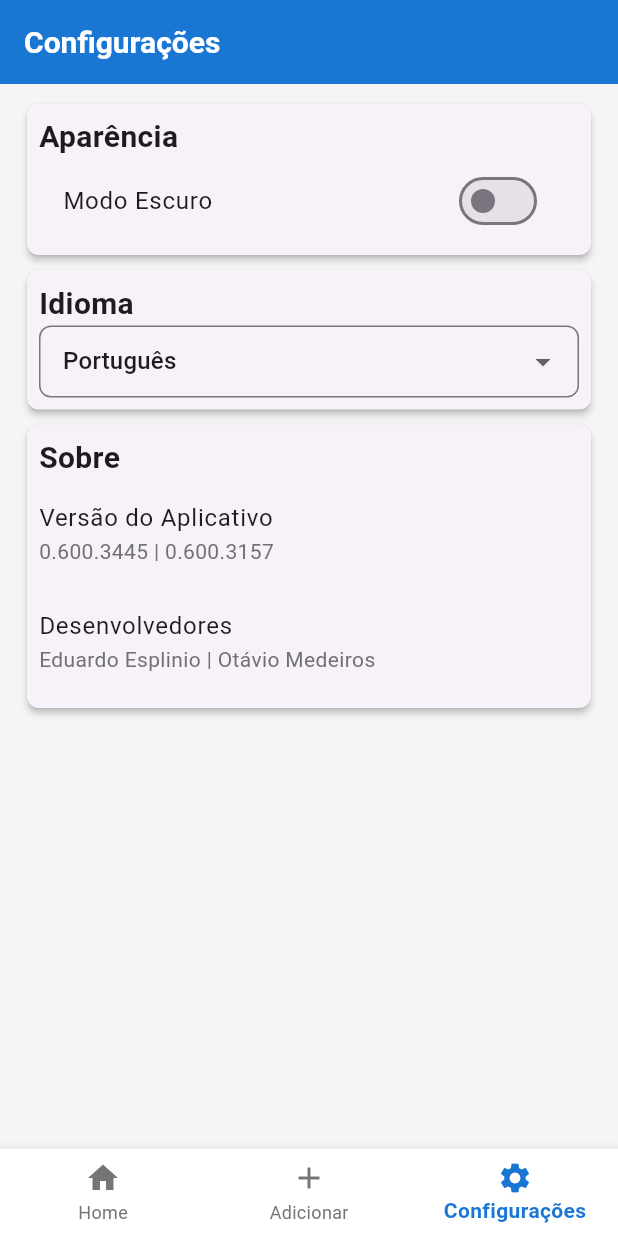
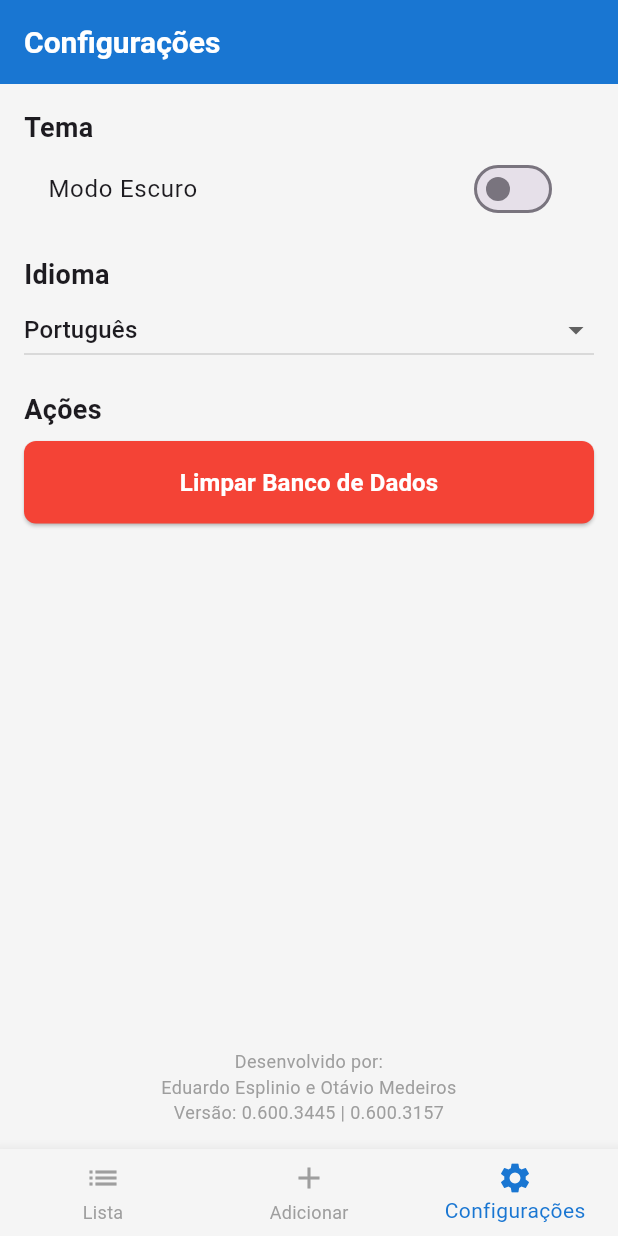
Before and after one commit to otavioms/lista_de_livros_app, a Flutter app: the screen it shows after launch, item 3 of the bottom bar chosen, on a phone screen of 412 x 824 dp. Run offline on Flutter 3.47's test engine with Material 3 defaults, Android fonts, the phone set to English and light mode, and no system bars; our stand-ins replace image_picker, sqflite; accounts and stored records are empty.

Commit message:
Ajustanco inserção no banco dedados

```diff
--- a/lib/controles/controle_cadastro_livro.dart
+++ b/lib/controles/controle_cadastro_livro.dart
@@ -1,6 +1,7 @@
 import 'package:lista_de_livros/banco_dados/dicionario_dados.dart';
 import 'package:lista_de_livros/entidades/entidade.dart';
 import 'package:lista_de_livros/entidades/livro.dart';
+import 'package:lista_de_livros/banco_dados/acesso_banco_dados.dart';
 import 'controle_cadastro.dart';
 
 class ControleCadastroLivro extends ControleCadastro {
@@ -38,4 +39,10 @@ class ControleCadastroLivro extends ControleCadastro {
     final entidade = await super.selecionar(id);
     return entidade as Livro?;
   }
+
+  Future<void> limparTabela() async {
+    final bancoDados = await AcessoBancoDados().bancoDados;
+    await bancoDados.delete(tabela);
+    await emitirLista();
+  }
 }
--- a/lib/entidades/livro.dart
+++ b/lib/entidades/livro.dart
@@ -3,28 +3,30 @@ import 'package:lista_de_livros/banco_dados/dicionario_dados.dart';
 
 class Livro implements Entidade {
   @override
-  int identificador;
+  late int identificador;
 
   String nome;
   String autor;
   String? caminhoImagem;
 
-  Livro(this.identificador, {required this.nome, required this.autor, this.caminhoImagem});
+  Livro(int? identificador, {required this.nome, required this.autor, this.caminhoImagem}) {
+    this.identificador = identificador ?? 0; // Para compatibilidade, mas não será usado no insert
+  }
 
   Livro.criarDeMapa(Map<String, dynamic> mapaEntidade)
-      : identificador = mapaEntidade[DicionarioDados.idLivro],
+      : identificador = mapaEntidade[DicionarioDados.idLivro] ?? 0,
         nome = mapaEntidade[DicionarioDados.nome],
         autor = mapaEntidade[DicionarioDados.autor],
         caminhoImagem = mapaEntidade[DicionarioDados.caminhoImagem];
 
   @override
   Map<String, dynamic> converterParaMapa() {
-    return {
-      DicionarioDados.idLivro: identificador,
+    final mapa = {
       DicionarioDados.nome: nome,
       DicionarioDados.autor: autor,
       DicionarioDados.caminhoImagem: caminhoImagem,
     };
+    return mapa;
   }
 
   @override
--- a/lib/paginas/pagina_cadastro_livro.dart
+++ b/lib/paginas/pagina_cadastro_livro.dart
@@ -71,7 +71,7 @@ class _PaginaCadastroLivroState extends State<PaginaCadastroLivro> {
 
     try {
       final livro = Livro(
-        widget.livro?.identificador ?? 0,
+        widget.livro?.identificador, // Passa null para novos livros
         nome: _nomeController.text,
         autor: _autorController.text,
         caminhoImagem: _imagem?.path,
@@ -79,12 +79,9 @@ class _PaginaCadastroLivroState extends State<PaginaCadastroLivro> {
 
       if (widget.livro == null) {
         await _controle.inserir(livro);
-        debugPrint('Livro inserido: ${livro.nome}');
       } else {
         await _controle.atualizar(livro);
-        debugPrint('Livro atualizado: ${livro.nome}');
       }
-
       if (widget.onSave != null) {
         widget.onSave!(livro);
       }
@@ -99,8 +96,6 @@ class _PaginaCadastroLivroState extends State<PaginaCadastroLivro> {
       ScaffoldMessenger.of(context).showSnackBar(
         const SnackBar(content: Text('Livro salvo com sucesso!')),
       );
-
-      // Não usamos Navigator.pop(), pois a página está no IndexedStack
     } catch (e) {
       debugPrint('Erro ao salvar livro: $e');
       ScaffoldMessenger.of(context).showSnackBar(
--- a/lib/paginas/pagina_configuracoes.dart
+++ b/lib/paginas/pagina_configuracoes.dart
@@ -1,14 +1,19 @@
 import 'package:flutter/material.dart';
+import '../controles/controle_cadastro_livro.dart';
+import 'pagina_principal.dart';
 
 class PaginaConfiguracoes extends StatefulWidget {
+  const PaginaConfiguracoes({Key? key}) : super(key: key);
+
   @override
   _PaginaConfiguracoesState createState() => _PaginaConfiguracoesState();
 }
 
 class _PaginaConfiguracoesState extends State<PaginaConfiguracoes> {
-  bool _darkMode = false;
-  String _selectedLanguage = 'Português';
-  final List<String> _languages = ['Português', 'English', 'Español'];
+  bool _isDarkMode = false;
+  String _idiomaSelecionado = 'Português';
+  final List<String> _idiomas = ['Português', 'Inglês', 'Espanhol'];
+  final ControleCadastroLivro _controle = ControleCadastroLivro();
 
   @override
   Widget build(BuildContext context) {
@@ -23,150 +28,141 @@ class _PaginaConfiguracoesState extends State<PaginaConfiguracoes> {
           fontWeight: FontWeight.bold,
         ),
       ),
-      body: ListView(
-        padding: const EdgeInsets.all(8.0),
-        children: [
-          Card(
-            elevation: 2,
-            shape: RoundedRectangleBorder(
-              borderRadius: BorderRadius.circular(8),
-            ),
-            margin: const EdgeInsets.symmetric(horizontal: 10, vertical: 5),
-            child: Padding(
-              padding: const EdgeInsets.all(8.0),
+      body: Padding(
+        padding: const EdgeInsets.all(16.0),
         child: Column(
           crossAxisAlignment: CrossAxisAlignment.start,
           children: [
             const Text(
-                    'Aparência',
+              'Tema',
               style: TextStyle(
-                      fontSize: 20,
+                fontSize: 18,
                 fontWeight: FontWeight.bold,
                 fontFamily: 'Roboto',
               ),
             ),
             SwitchListTile(
-                    title: const Text(
-                      'Modo Escuro',
-                      style: TextStyle(
-                        fontSize: 16,
-                        fontFamily: 'Roboto',
-                      ),
-                    ),
-                    value: _darkMode,
-                    activeColor: const Color(0xFF1976D2),
+              title: const Text('Modo Escuro'),
+              value: _isDarkMode,
               onChanged: (bool value) {
                 setState(() {
-                        _darkMode = value;
+                  _isDarkMode = value;
                 });
               },
+              activeColor: const Color(0xFF1976D2),
             ),
-                ],
-              ),
-            ),
-          ),
-          Card(
-            elevation: 2,
-            shape: RoundedRectangleBorder(
-              borderRadius: BorderRadius.circular(8),
-            ),
-            margin: const EdgeInsets.symmetric(horizontal: 10, vertical: 5),
-            child: Padding(
-              padding: const EdgeInsets.all(8.0),
-              child: Column(
-                crossAxisAlignment: CrossAxisAlignment.start,
-                children: [
+            const SizedBox(height: 16),
             const Text(
               'Idioma',
               style: TextStyle(
-                      fontSize: 20,
+                fontSize: 18,
                 fontWeight: FontWeight.bold,
                 fontFamily: 'Roboto',
               ),
             ),
-                  DropdownButtonFormField<String>(
-                    value: _selectedLanguage,
-                    decoration: InputDecoration(
-                      border: OutlineInputBorder(
-                        borderRadius: BorderRadius.circular(8),
+            DropdownButton<String>(
+              value: _idiomaSelecionado,
+              isExpanded: true,
+              items: _idiomas.map((String idioma) {
+                return DropdownMenuItem<String>(
+                  value: idioma,
+                  child: Text(idioma),
+                );
+              }).toList(),
+              onChanged: (String? novoValor) {
+                setState(() {
+                  _idiomaSelecionado = novoValor!;
+                });
+              },
             ),
-                      contentPadding: const EdgeInsets.symmetric(horizontal: 12, vertical: 8),
-                    ),
-                    items: _languages.map((String language) {
-                      return DropdownMenuItem<String>(
-                        value: language,
-                        child: Text(
-                          language,
-                          style: const TextStyle(
-                            fontSize: 16,
+            const SizedBox(height: 16),
+            const Text(
+              'Ações',
+              style: TextStyle(
+                fontSize: 18,
+                fontWeight: FontWeight.bold,
                 fontFamily: 'Roboto',
               ),
             ),
+            const SizedBox(height: 8),
+            SizedBox(
+              width: double.infinity,
+              child: ElevatedButton(
+                onPressed: () {
+                  showDialog(
+                    context: context,
+                    builder: (BuildContext context) {
+                      return AlertDialog(
+                        title: const Text('Limpar Banco de Dados'),
+                        content: const Text('Tem certeza que deseja limpar todos os livros? Esta ação não pode ser desfeita.'),
+                        actions: [
+                          TextButton(
+                            child: const Text('Cancelar'),
+                            onPressed: () {
+                              Navigator.of(context).pop();
+                            },
+                          ),
+                          TextButton(
+                            child: const Text('Limpar', style: TextStyle(color: Colors.red)),
+                            onPressed: () async {
+                              try {
+                                await _controle.limparTabela();
+                                Navigator.of(context).pop(); // Fecha o diálogo
+                                // Volta para a PaginaPrincipal e define a aba da lista
+                                Navigator.popUntil(
+                                  context,
+                                      (route) => route.isFirst, // Retorna até a primeira rota (PaginaPrincipal)
                                 );
-                    }).toList(),
-                    onChanged: (String? newValue) {
-                      if (newValue != null) {
-                        setState(() {
-                          _selectedLanguage = newValue;
+                                // Define a aba da lista como ativa
+                                final paginaPrincipalState = context.findAncestorStateOfType<PaginaPrincipalState>();
+                                if (paginaPrincipalState != null) {
+                                  paginaPrincipalState.setState(() {
+                                    paginaPrincipalState.currentIndex = 0; // Aba da lista
                                   });
+                                }
+                                ScaffoldMessenger.of(context).showSnackBar(
+                                  const SnackBar(content: Text('Banco de dados limpo com sucesso!')),
+                                );
+                              } catch (e) {
+                                debugPrint('Erro ao limpar banco: $e');
+                                ScaffoldMessenger.of(context).showSnackBar(
+                                  SnackBar(content: Text('Erro ao limpar banco: $e')),
+                                );
+                                Navigator.of(context).pop();
                               }
                             },
                           ),
                         ],
+                      );
+                    },
+                  );
+                },
+                style: ElevatedButton.styleFrom(
+                  backgroundColor: Colors.red,
+                  foregroundColor: Colors.white,
+                  padding: const EdgeInsets.symmetric(vertical: 16),
+                  shape: RoundedRectangleBorder(
+                    borderRadius: BorderRadius.circular(8),
+                  ),
+                ),
+                child: const Text(
+                  'Limpar Banco de Dados',
+                  style: TextStyle(
+                    fontSize: 16,
+                    fontFamily: 'Roboto',
+                    fontWeight: FontWeight.bold,
                   ),
                 ),
               ),
-          Card(
-            elevation: 2,
-            shape: RoundedRectangleBorder(
-              borderRadius: BorderRadius.circular(8),
             ),
-            margin: const EdgeInsets.symmetric(horizontal: 10, vertical: 5),
-            child: Padding(
-              padding: const EdgeInsets.all(8.0),
-              child: Column(
-                crossAxisAlignment: CrossAxisAlignment.start,
-                children: [
-                  const Text(
-                    'Sobre',
+            const Spacer(),
+            const Center(
+              child: Text(
+                'Desenvolvido por:\nEduardo Esplinio e Otávio Medeiros\nVersão: 0.600.3445 | 0.600.3157',
+                textAlign: TextAlign.center,
                 style: TextStyle(
-                      fontSize: 20,
-                      fontWeight: FontWeight.bold,
-                      fontFamily: 'Roboto',
-                    ),
-                  ),
-                  ListTile(
-                    contentPadding: EdgeInsets.zero,
-                    title: const Text(
-                      'Versão do Aplicativo',
-                      style: TextStyle(
-                        fontSize: 16,
-                        fontFamily: 'Roboto',
-                      ),
-                    ),
-                    subtitle: const Text(
-                      '0.600.3445 | 0.600.3157',
-                      style: TextStyle(
-                        fontSize: 14,
-                        color: Color(0xFF717171),
-                        fontFamily: 'Roboto',
-                      ),
-                    ),
-                  ),
-                  ListTile(
-                    contentPadding: EdgeInsets.zero,
-                    title: const Text(
-                      'Desenvolvedores',
-                      style: TextStyle(
-                        fontSize: 16,
-                        fontFamily: 'Roboto',
-                      ),
-                    ),
-                    subtitle: const Text(
-                      'Eduardo Esplinio | Otávio Medeiros',
-                      style: TextStyle(
-                        fontSize: 14,
-                        color: Color(0xFF717171),
+                  color: Colors.grey,
+                  fontSize: 12,
                   fontFamily: 'Roboto',
                 ),
               ),
@@ -174,9 +170,6 @@ class _PaginaConfiguracoesState extends State<PaginaConfiguracoes> {
           ],
         ),
       ),
-          ),
-        ],
-      ),
       backgroundColor: const Color(0xFFF5F5F5),
     );
   }
--- a/lib/paginas/pagina_principal.dart
+++ b/lib/paginas/pagina_principal.dart
@@ -1,5 +1,4 @@
 import 'package:flutter/material.dart';
-import '../entidades/livro.dart';
 import 'pagina_lista_livro.dart';
 import 'pagina_cadastro_livro.dart';
 import 'pagina_configuracoes.dart';
@@ -8,45 +7,33 @@ class PaginaPrincipal extends StatefulWidget {
   const PaginaPrincipal({Key? key}) : super(key: key);
 
   @override
-  _PaginaPrincipalState createState() => _PaginaPrincipalState();
+  PaginaPrincipalState createState() => PaginaPrincipalState();
 }
 
-class _PaginaPrincipalState extends State<PaginaPrincipal> {
-  int _selectedIndex = 0;
-  final GlobalKey<PaginaListaLivroState> _listaKey = GlobalKey<PaginaListaLivroState>();
+class PaginaPrincipalState extends State<PaginaPrincipal> {
+  int currentIndex = 0;
 
-  void _onItemTapped(int index) {
-    setState(() {
-      _selectedIndex = index;
-    });
-  }
-
-  void _onBookSaved(Livro livro) {
-    if (_listaKey.currentState != null) {
-      _listaKey.currentState!.carregarLivros();
-    }
-    // Voltar para a página inicial (Home) após salvar
-    setState(() {
-      _selectedIndex = 0;
-    });
-  }
+  final List<Widget> _pages = [
+    const PaginaListaLivro(),
+    const PaginaCadastroLivro(),
+    const PaginaConfiguracoes(),
+  ];
 
   @override
   Widget build(BuildContext context) {
     return Scaffold(
-      body: IndexedStack(
-        index: _selectedIndex,
-        children: [
-          PaginaListaLivro(key: _listaKey),
-          PaginaCadastroLivro(onSave: _onBookSaved),
-          PaginaConfiguracoes(),
-        ],
-      ),
+      body: _pages[currentIndex],
       bottomNavigationBar: BottomNavigationBar(
-        items: const <BottomNavigationBarItem>[
+        currentIndex: currentIndex,
+        onTap: (index) {
+          setState(() {
+            currentIndex = index;
+          });
+        },
+        items: const [
           BottomNavigationBarItem(
-            icon: Icon(Icons.home),
-            label: 'Home',
+            icon: Icon(Icons.list),
+            label: 'Lista',
           ),
           BottomNavigationBarItem(
             icon: Icon(Icons.add),
@@ -57,18 +44,9 @@ class _PaginaPrincipalState extends State<PaginaPrincipal> {
             label: 'Configurações',
           ),
         ],
-        currentIndex: _selectedIndex,
         selectedItemColor: const Color(0xFF1976D2),
-        unselectedItemColor: Colors.grey[600],
-        backgroundColor: Colors.white,
-        selectedLabelStyle: const TextStyle(
-          fontFamily: 'Roboto',
-          fontWeight: FontWeight.bold,
-        ),
-        unselectedLabelStyle: const TextStyle(
-          fontFamily: 'Roboto',
-        ),
-        onTap: _onItemTapped,
+        unselectedItemColor: Colors.grey,
+        backgroundColor: const Color(0xFFF5F5F5),
       ),
     );
   }
```
Also changed, not shown: flutter_01.png (added). Lines whose indentation alone changed are shown as unchanged.
